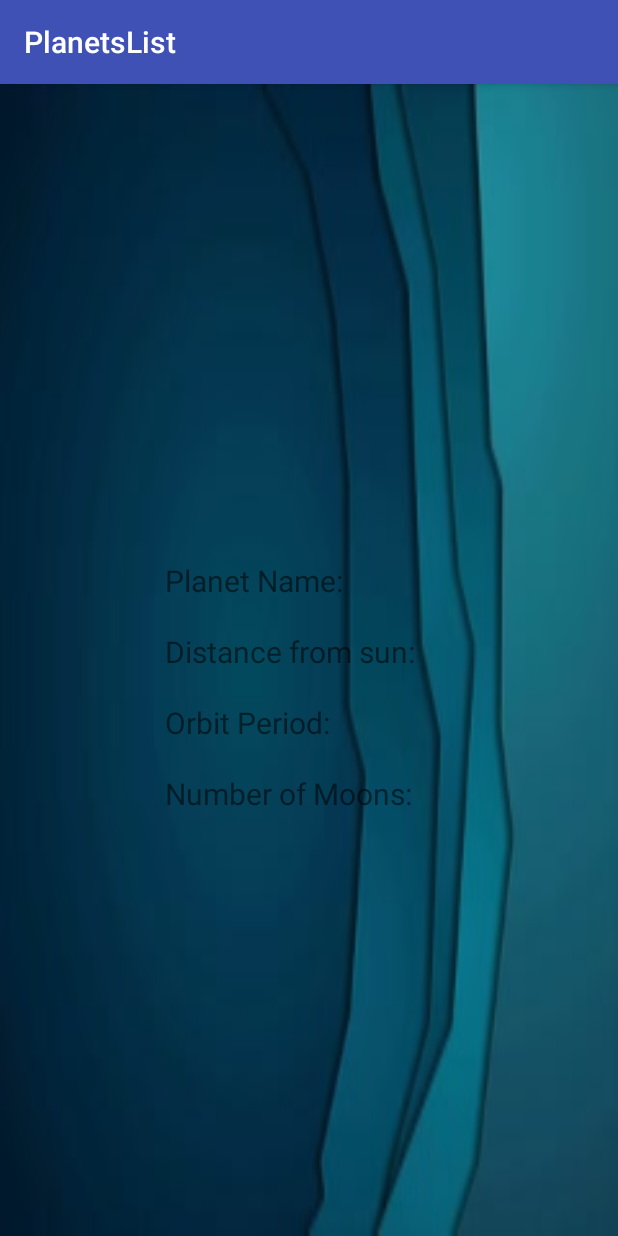
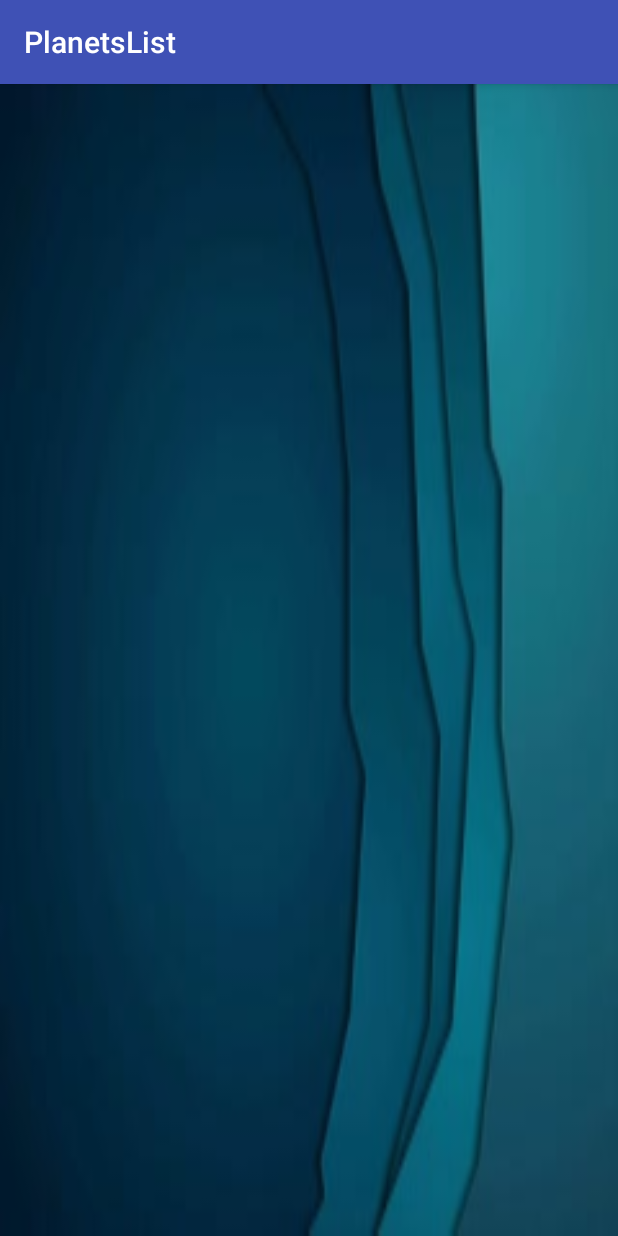
Before and after one commit to morefantom/PlanetsList, an Android app: the PlanetInfo screen opened directly, with no data from a screen before it, on a phone screen of 412 x 824 dp. Run offline under Robolectric (Android 15) with nearby library versions, the light colour scheme and no system bars; our stand-ins replace data binding; 2 statements that could not run were skipped.

Commit message:
"Reverting some extra features"

```diff
--- a/app/src/main/res/layout/activity_planet_info.xml
+++ b/app/src/main/res/layout/activity_planet_info.xml
@@ -32,103 +32,6 @@
             android:layout_marginTop="10dp"
             />
 
-        <TextView
-            android:layout_width="wrap_content"
-            android:layout_height="wrap_content"
-            android:textSize="15dp"
-            android:layout_centerHorizontal="true"
-            android:text="@{data.descript}"
-            android:layout_below="@+id/planetname"
-            android:id="@+id/desc"
-            android:textColor="@color/colorOffWhite"
-            android:textStyle="italic"
-            android:layout_marginTop="10dp"
-            />
-
-        <RelativeLayout
-            android:layout_width="wrap_content"
-            android:layout_height="wrap_content"
-            android:background="@drawable/tile"
-            android:layout_below="@id/desc"
-            android:layout_centerHorizontal="true"
-            android:layout_marginTop="15dp">
-
-            <TextView
-                android:layout_width="wrap_content"
-                android:layout_height="wrap_content"
-                android:id="@+id/dia"
-                android:text="Planet Name: "
-                android:padding="10dp"
-                android:textSize="20dp"/>
-
-            <TextView
-                android:layout_width="wrap_content"
-                android:layout_height="wrap_content"
-                android:padding="10dp"
-                android:id="@+id/diaVal"
-                android:textSize="20dp"
-                android:layout_toRightOf="@id/dia"
-                android:text="@{data.diameter}"/>
-
-            <TextView
-                android:layout_width="wrap_content"
-                android:layout_height="wrap_content"
-                android:id="@+id/dist"
-                android:padding="10dp"
-                android:textSize="20dp"
-                android:layout_below="@id/dia"
-                android:text="Distance from sun: "/>
-
-            <TextView
-                android:layout_width="wrap_content"
-                android:layout_height="wrap_content"
-                android:id="@+id/distVal"
-                android:padding="10dp"
-                android:textSize="20dp"
-                android:layout_below="@id/diaVal"
-                android:layout_toRightOf="@id/dist"
-                android:text="@{data.distanceSun}"/>
-
-            <TextView
-                android:layout_width="wrap_content"
-                android:layout_height="wrap_content"
-                android:id="@+id/orb"
-                android:padding="10dp"
-                android:textSize="20dp"
-                android:layout_below="@id/dist"
-                android:text="Orbit Period: "/>
-
-            <TextView
-                android:layout_width="wrap_content"
-                android:layout_height="wrap_content"
-                android:id="@+id/orbVal"
-                android:padding="10dp"
-                android:textSize="20dp"
-                android:layout_below="@id/distVal"
-                android:layout_toRightOf="@id/orb"
-                android:text="@{data.periodOrbit}"/>
-
-            <TextView
-                android:layout_width="wrap_content"
-                android:layout_height="wrap_content"
-                android:id="@+id/moons"
-                android:textSize="20dp"
-                android:padding="10dp"
-                android:layout_below="@id/orb"
-                android:text="Number of Moons: "/>
-
-            <TextView
-                android:layout_width="wrap_content"
-                android:layout_height="wrap_content"
-                android:id="@+id/moonsVal"
-                android:textSize="20dp"
-                android:padding="10dp"
-                android:layout_below="@id/orbVal"
-                android:layout_toRightOf="@id/moons"
-                android:text="@{data.moons}"/>
-
-        </RelativeLayout>
-
 
     </RelativeLayout>
 
```
